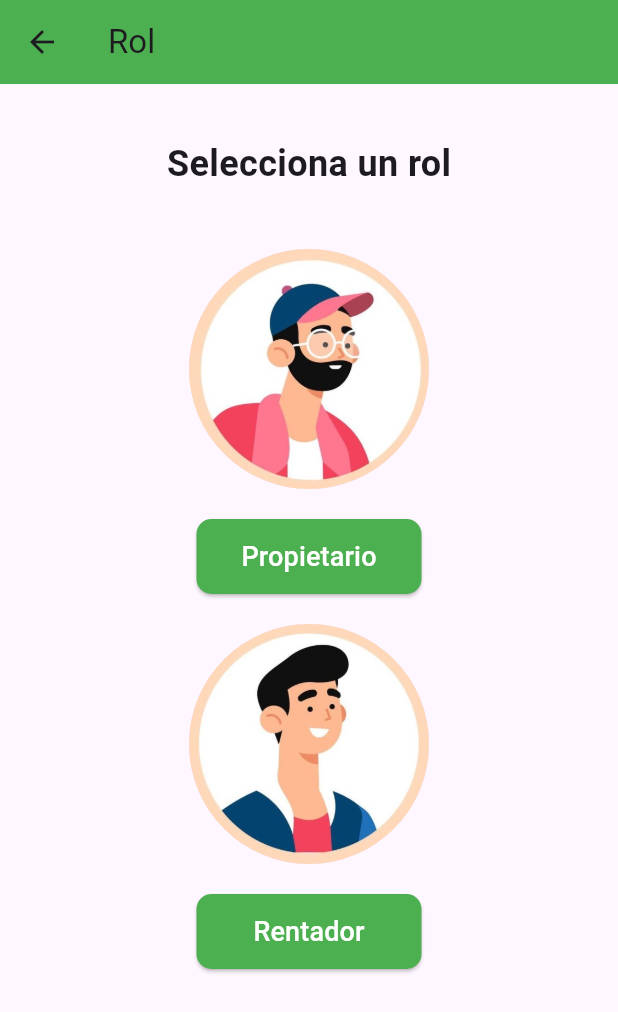
After one commit to Ruedarent-AplicacionesMoviles/front-ruedarent-flutter, a Flutter app: the RolesPage screen opened by its route, on a phone screen of 412 x 824 dp. The commit adds this screen. Shown: the top 1012 px of the screen. Run offline on Flutter 3.47's test engine with Material 3 defaults, Android fonts, the phone set to English and light mode, and no system bars; our stand-ins replace flutter_bloc, fluttertoast, rxdart.

Commit message:
feat: adjust layout and alignment of role selection page to match Figma design

```diff
--- /dev/null
+++ b/lib/src/presentation/pages/roles/RolesPage.dart
@@ -0,0 +1,94 @@
+import 'package:flutter/material.dart';
+
+class RolesPage extends StatelessWidget {
+  const RolesPage({super.key});
+
+  @override
+  Widget build(BuildContext context) {
+    return Scaffold(
+      appBar: AppBar(
+        title: const Text('Rol'),
+        backgroundColor: Colors.green, // Color del AppBar
+      ),
+      body: Padding(
+        padding: const EdgeInsets.all(16.0),
+        child: SingleChildScrollView( // Envolvemos en un scroll por si el contenido es largo
+          child: Center(
+            child: Column(
+              mainAxisAlignment: MainAxisAlignment.start, // Alinea los elementos hacia arriba
+              crossAxisAlignment: CrossAxisAlignment.center, // Centra horizontalmente
+              children: [
+                const SizedBox(height: 20),
+                const Text(
+                  'Selecciona un rol',
+                  style: TextStyle(
+                    fontSize: 24,
+                    fontWeight: FontWeight.bold,
+                  ),
+                ),
+                const SizedBox(height: 40),
+                // Propietario Role
+                _buildRoleOption(
+                  context,
+                  imagePath: 'assets/images/roles/propietario.jpg', // Cambia esto por la imagen correcta
+                  label: 'Propietario',
+                  onTap: () {
+                    print("Propietario seleccionado");
+                  },
+                ),
+                const SizedBox(height: 20), // Reducimos el espacio entre roles
+                // Rentador Role
+                _buildRoleOption(
+                  context,
+                  imagePath: 'assets/images/roles/rentador.jpg', // Cambia esto por la imagen correcta
+                  label: 'Rentador',
+                  onTap: () {
+                    print("Rentador seleccionado");
+                  },
+                ),
+              ],
+            ),
+          ),
+        ),
+      ),
+    );
+  }
+
+  // Widget reutilizable para cada opción de rol
+  Widget _buildRoleOption(BuildContext context, {required String imagePath, required String label, required VoidCallback onTap}) {
+    return Column(
+      children: [
+        GestureDetector(
+          onTap: onTap,
+          child: CircleAvatar(
+            radius: 80, // Ajuste del tamaño de la imagen circular
+            backgroundImage: AssetImage(imagePath),
+          ),
+        ),
+        const SizedBox(height: 20),
+        SizedBox(
+          width: 150, // Ajuste del tamaño del botón
+          child: ElevatedButton(
+            onPressed: onTap,
+            style: ElevatedButton.styleFrom(
+              backgroundColor: Colors.green, // Color del botón verde como en el Figma
+              shape: RoundedRectangleBorder(
+                borderRadius: BorderRadius.circular(10.0), // Borde redondeado
+              ),
+            ),
+            child: Padding(
+              padding: const EdgeInsets.symmetric(vertical: 12.0), // Espaciado interno del botón
+              child: Text(
+                label,
+                style: const TextStyle(
+                  fontSize: 18, // Tamaño de letra mayor
+                  color: Colors.white,
+                ),
+              ),
+            ),
+          ),
+        ),
+      ],
+    );
+  }
+}
--- a/pubspec.yaml
+++ b/pubspec.yaml
@@ -66,6 +66,8 @@ flutter:
   assets:
     - assets/images/background.png
     - assets/images/logo.png
+    - assets/images/roles/propietario.jpg
+    - assets/images/roles/rentador.jpg
   #   - images/a_dot_burr.jpeg
   #   - images/a_dot_ham.jpeg
 
```
Also changed, not shown: lib/main.dart (+6 -1 lines), lib/src/presentation/pages/auth/login/LoginBlocCubit.dart (+11 -1 lines), lib/src/presentation/pages/auth/login/LoginPage.dart (+43 -23 lines), assets/images/roles/propietario.jpg (added), assets/images/roles/rentador.jpg (added).
